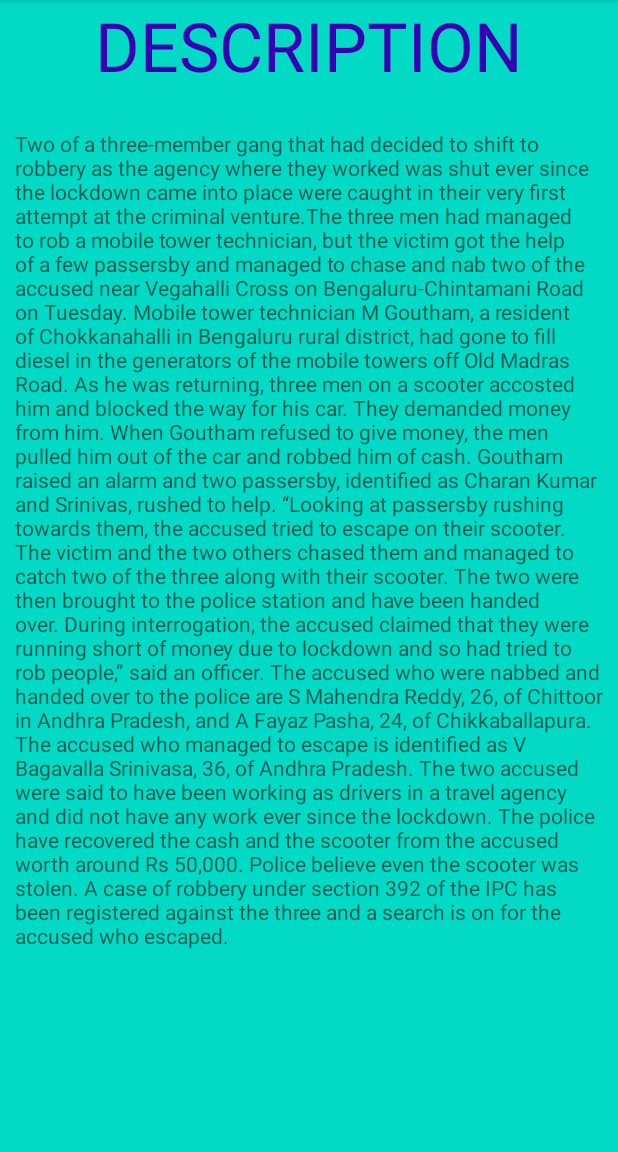
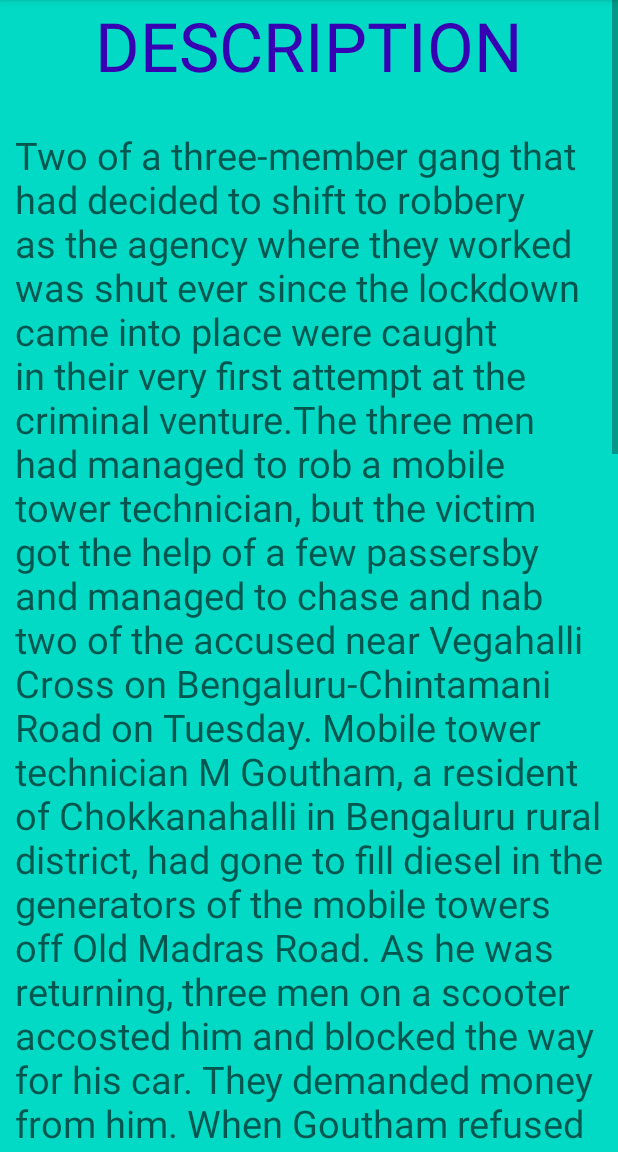
Before and after one commit to vineetdsat/Banglore_Mirror_Clone, an Android app: the Description screen opened directly, with no data from a screen before it, on a phone screen of 412 x 824 dp, the part 84-1236 px from its top. Run offline under Robolectric (Android 15) with nearby library versions, the phone set to English and light mode, and no system bars.

Commit message:
scroll discription

```diff
--- a/app/src/main/res/layout/activity_description.xml
+++ b/app/src/main/res/layout/activity_description.xml
@@ -6,6 +6,15 @@
     android:background="@color/colorAccent"
     android:layout_height="match_parent"
     tools:context=".Description">
+   <ScrollView
+       android:layout_width="wrap_content"
+       android:layout_height="wrap_content">
+
+       <LinearLayout
+           android:layout_width="wrap_content"
+           android:layout_height="wrap_content"
+           android:orientation="vertical">
+
            <TextView
                android:layout_width="match_parent"
                android:layout_height="wrap_content"
@@ -21,6 +30,7 @@
                android:layout_width="match_parent"
                android:layout_height="match_parent"
                android:layout_marginTop="10dp"
+               android:textSize="25sp"
                android:layout_marginLeft="10dp"
                android:hint="@string/hint"
                android:textAlignment="gravity"
@@ -29,3 +39,5 @@
                android:id="@+id/tv_des"/>
 
        </LinearLayout>
+   </ScrollView>
+</LinearLayout>
```
Lines whose indentation alone changed are shown as unchanged.
